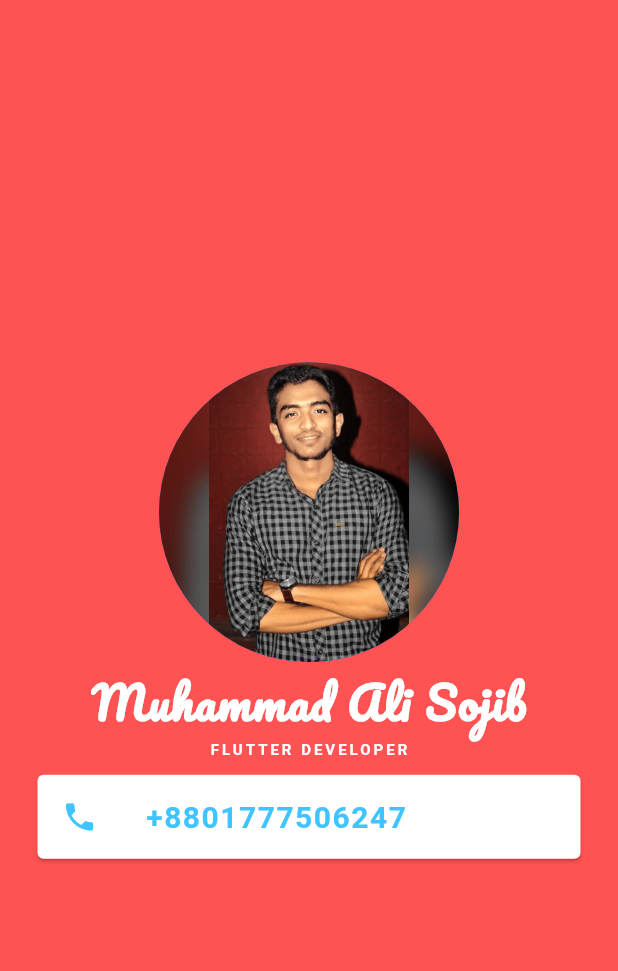
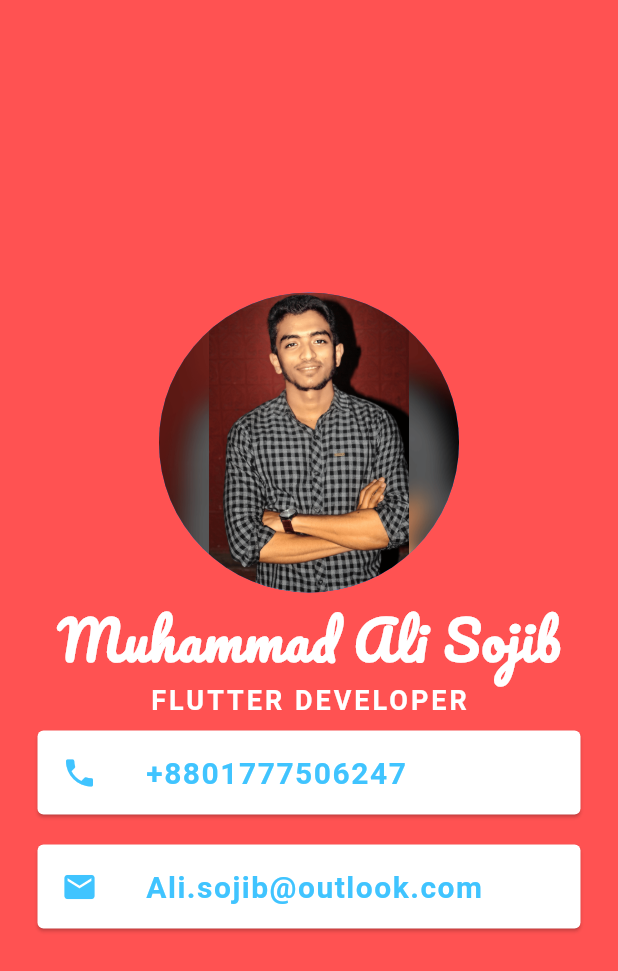
Before and after one commit to Shojib505/my-intro-Flutter, a Flutter app: the screen it shows after launch, on a phone screen of 412 x 824 dp. Shown: the top 971 px of the screen. Run offline on Flutter 3.47's test engine with Material 2 defaults, Android fonts, the phone set to English and light mode, and no system bars.

Commit message:
static email phone in card view added

```diff
--- a/lib/main.dart
+++ b/lib/main.dart
@@ -11,6 +11,7 @@ class MyApp extends StatelessWidget {
   // This widget is the root of your application.
   @override
   Widget build(BuildContext context) {
+    WidgetsApp.debugAllowBannerOverride=false;
     return MaterialApp(
       home: Scaffold(
         backgroundColor: Colors.redAccent,
@@ -27,7 +28,7 @@ class MyApp extends StatelessWidget {
                   'Muhammad Ali Sojib',
                   style: TextStyle(
                       fontFamily: 'Pacifico',
-                      fontSize: 30.0,
+                      fontSize: 35.0,
                       fontWeight: FontWeight.bold,
                       letterSpacing: 1.0,
                       color: Colors.white),
@@ -35,7 +36,7 @@ class MyApp extends StatelessWidget {
                 Text(
                   'FLUTTER DEVELOPER',
                   style: TextStyle(
-                      fontSize: 10.0,
+                      fontSize: 18.0,
                       color: Colors.white,
                       fontWeight: FontWeight.bold,
                       letterSpacing: 2.0),
@@ -58,8 +59,28 @@ class MyApp extends StatelessWidget {
                           fontSize: 20.0),
                     ),
                   ),
-                )
-
+                ),
+                Card(
+                  color: Colors.white,
+                  margin: EdgeInsets.symmetric(
+                    vertical: 10.0,
+                    horizontal: 25.0
+                  ),
+                  child: ListTile(
+                    leading: Icon(
+                      Icons.email,
+                      color: Colors.lightBlueAccent,
+                    ),
+                    title: Text(
+                      'Ali.sojib@outlook.com',
+                        style: TextStyle(
+                        color: Colors.lightBlueAccent,
+                        fontWeight: FontWeight.bold,
+                        letterSpacing: 1.0,
+                        fontSize: 20.0),
+                    ),
+                  ) ,
+                ),
               ],
             ),
           ),
```
